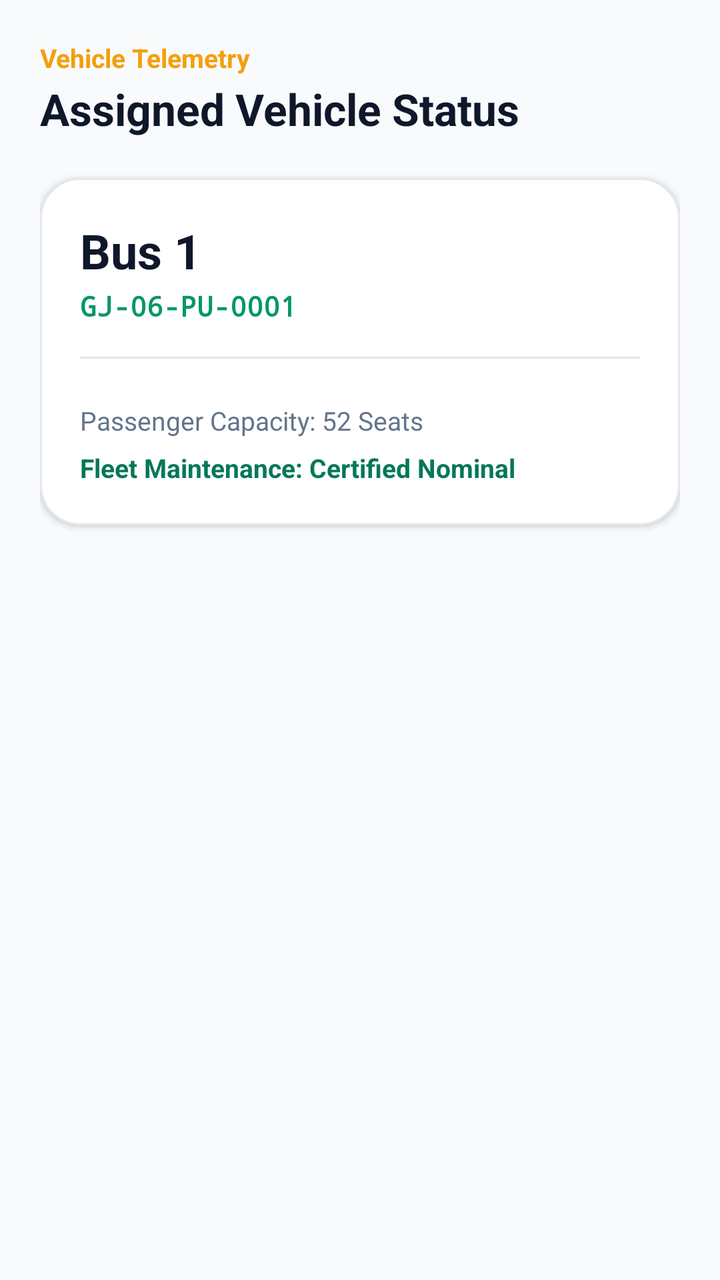
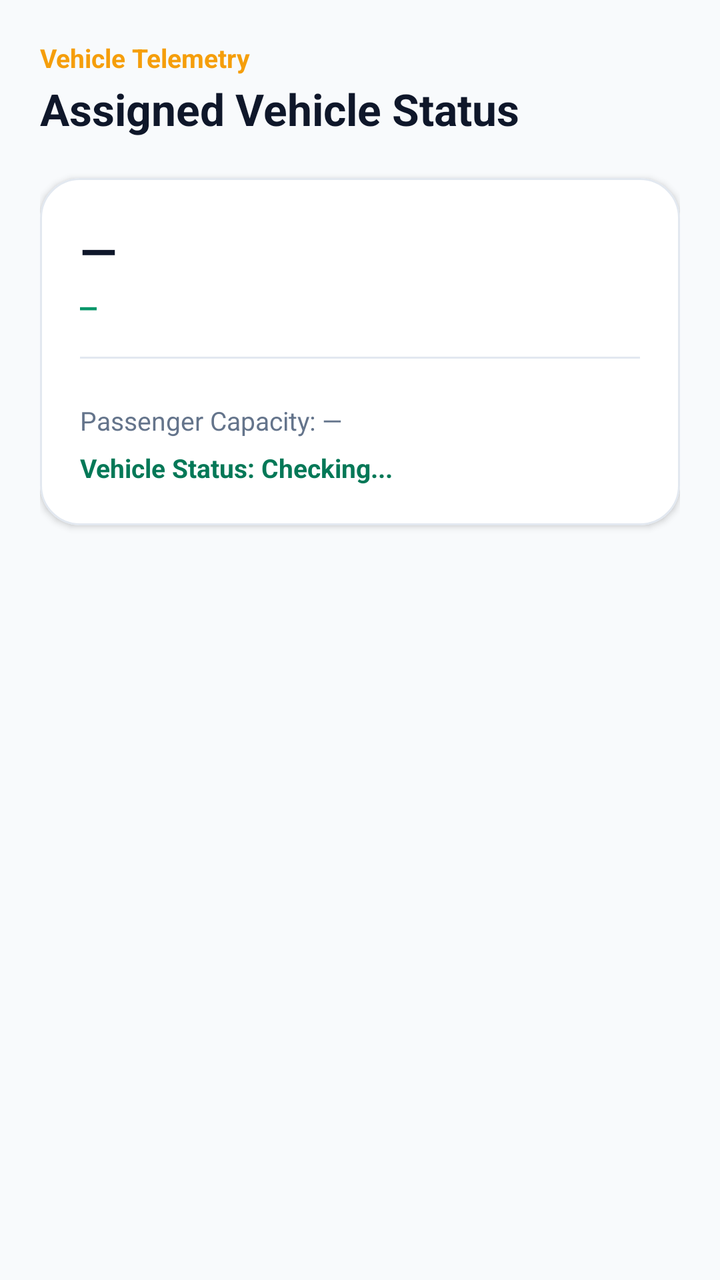

An Android layout rendered at two revisions. The XML below is the earlier revision; the diff shows what the commit changed to produce the second picture.
<!-- AndroidManifest.xml: application theme Theme.UniTrack -->
<!-- res/layout/fragment_driver_bus.xml -->
<?xml version="1.0" encoding="utf-8"?>
<ScrollView xmlns:android="http://schemas.android.com/apk/res/android"
    xmlns:app="http://schemas.android.com/apk/res-auto"
    android:layout_width="match_parent"
    android:layout_height="match_parent"
    android:background="@color/background"
    android:fillViewport="true">

    <LinearLayout
        android:layout_width="match_parent"
        android:layout_height="wrap_content"
        android:orientation="vertical"
        android:padding="20dp">

        <TextView
            android:layout_width="wrap_content"
            android:layout_height="wrap_content"
            android:text="Vehicle Telemetry"
            android:textColor="@color/accent"
            android:textSize="13sp"
            android:textStyle="bold" />

        <TextView
            android:layout_width="wrap_content"
            android:layout_height="wrap_content"
            android:layout_marginTop="2dp"
            android:text="Assigned Vehicle Status"
            android:textColor="@color/text_primary"
            android:textSize="22sp"
            android:textStyle="bold" />

        
        <com.google.android.material.card.MaterialCardView
            style="@style/Widget.UniTrack.Card"
            android:layout_width="match_parent"
            android:layout_height="wrap_content"
            android:layout_marginTop="20dp"
            app:cardCornerRadius="20dp">

            <LinearLayout
                android:layout_width="match_parent"
                android:layout_height="wrap_content"
                android:orientation="vertical"
                android:padding="20dp">

                <TextView
                    android:id="@+id/tvBusNum"
                    android:layout_width="wrap_content"
                    android:layout_height="wrap_content"
                    android:text="Bus 1"
                    android:textColor="@color/text_primary"
                    android:textSize="24sp"
                    android:textStyle="bold" />

                <TextView
                    android:id="@+id/tvBusPlate"
                    android:layout_width="wrap_content"
                    android:layout_height="wrap_content"
                    android:layout_marginTop="2dp"
                    android:fontFamily="monospace"
                    android:text="GJ-06-PU-0001"
                    android:textColor="@color/primary"
                    android:textSize="14sp"
                    android:textStyle="bold" />

                <View
                    android:layout_width="match_parent"
                    android:layout_height="1dp"
                    android:layout_marginTop="16dp"
                    android:layout_marginBottom="16dp"
                    android:background="@color/divider" />

                <TextView
                    android:id="@+id/tvBusCapacity"
                    android:layout_width="wrap_content"
                    android:layout_height="wrap_content"
                    android:layout_marginTop="6dp"
                    android:text="Passenger Capacity: 52 Seats"
                    android:textColor="@color/text_secondary"
                    android:textSize="13sp" />

                <TextView
                    android:id="@+id/tvBusHealth"
                    android:layout_width="wrap_content"
                    android:layout_height="wrap_content"
                    android:layout_marginTop="6dp"
                    android:text="Fleet Maintenance: Certified Nominal"
                    android:textColor="@color/primary_dark"
                    android:textSize="13sp"
                    android:textStyle="bold" />

            </LinearLayout>
        </com.google.android.material.card.MaterialCardView>

    </LinearLayout>
</ScrollView>
<!-- resources referenced by this layout -->
<resources>
  <color name="accent">#F59E0B</color>
  <color name="background">#F8FAFC</color>
  <color name="divider">#E2E8F0</color>
  <color name="primary">#059669</color>
  <color name="primary_dark">#047857</color>
  <color name="text_primary">#0F172A</color>
  <color name="text_secondary">#64748B</color>
  <style name="Widget.UniTrack.Card" parent="Widget.MaterialComponents.CardView">
          <item name="cardCornerRadius">20dp</item>
          <item name="cardElevation">2dp</item>
          <item name="cardBackgroundColor">@color/card_background</item>
          <item name="strokeColor">@color/border</item>
          <item name="strokeWidth">1dp</item>
      </style>
  <style name="Theme.UniTrack" parent="Theme.MaterialComponents.DayNight.NoActionBar">
          
          <item name="colorPrimary">@color/primary</item>
          <item name="colorPrimaryVariant">@color/primary_dark</item>
          <item name="colorOnPrimary">@color/pure_white</item>
          
          <item name="colorSecondary">@color/secondary</item>
          <item name="colorSecondaryVariant">@color/secondary_light</item>
          <item name="colorOnSecondary">@color/pure_white</item>
          
          <item name="android:statusBarColor">@color/surface</item>
          <item name="android:windowLightStatusBar">true</item>
          <item name="android:windowBackground">@color/background</item>
          <item name="colorSurface">@color/surface</item>
          <item name="colorOnSurface">@color/text_primary</item>
  
          
          <item name="android:textColor">@color/text_primary</item>
          <item name="android:textColorPrimary">@color/text_primary</item>
          <item name="android:textColorSecondary">@color/text_secondary</item>
          <item name="android:textColorHint">@color/input_hint</item>
          <item name="android:editTextColor">@color/input_text</item>
  
          
          <item name="textInputStyle">@style/Widget.UniTrack.TextInputLayout</item>
          <item name="editTextStyle">@style/Widget.UniTrack.EditText</item>
      </style>
  <color name="card_background">#FFFFFF</color>
  <color name="border">#E2E8F0</color>
  <color name="pure_white">#FFFFFF</color>
  <color name="secondary">#0F172A</color>
  <color name="secondary_light">#1E293B</color>
  <color name="surface">#FFFFFF</color>
  <color name="input_hint">#64748B</color>
  <color name="input_text">#0F172A</color>
  <style name="Widget.UniTrack.TextInputLayout" parent="Widget.MaterialComponents.TextInputLayout.OutlinedBox">
          <item name="boxStrokeColor">@color/primary</item>
          <item name="hintTextColor">@color/primary</item>
          <item name="android:textColorHint">@color/input_hint</item>
          <item name="boxBackgroundColor">@color/input_background</item>
          <item name="boxCornerRadiusTopStart">12dp</item>
          <item name="boxCornerRadiusTopEnd">12dp</item>
          <item name="boxCornerRadiusBottomStart">12dp</item>
          <item name="boxCornerRadiusBottomEnd">12dp</item>
      </style>
  <style name="Widget.UniTrack.EditText" parent="Widget.MaterialComponents.TextInputEditText.OutlinedBox">
          <item name="android:textColor">@color/input_text</item>
          <item name="android:textColorHint">@color/input_hint</item>
          <item name="android:textSize">14sp</item>
      </style>
  <color name="input_background">#FFFFFF</color>
</resources>

<!-- the commit's change to res/layout/fragment_driver_bus.xml (unified diff, before → after) -->
@@ -47,7 +47,7 @@
                     android:id="@+id/tvBusNum"
                     android:layout_width="wrap_content"
                     android:layout_height="wrap_content"
-                    android:text="Bus 1"
+                    android:text="—"
                     android:textColor="@color/text_primary"
                     android:textSize="24sp"
                     android:textStyle="bold" />
@@ -58,7 +58,7 @@
                     android:layout_height="wrap_content"
                     android:layout_marginTop="2dp"
                     android:fontFamily="monospace"
-                    android:text="GJ-06-PU-0001"
+                    android:text="—"
                     android:textColor="@color/primary"
                     android:textSize="14sp"
                     android:textStyle="bold" />
@@ -75,7 +75,7 @@
                     android:layout_width="wrap_content"
                     android:layout_height="wrap_content"
                     android:layout_marginTop="6dp"
-                    android:text="Passenger Capacity: 52 Seats"
+                    android:text="Passenger Capacity: —"
                     android:textColor="@color/text_secondary"
                     android:textSize="13sp" />
 
@@ -84,7 +84,7 @@
                     android:layout_width="wrap_content"
                     android:layout_height="wrap_content"
                     android:layout_marginTop="6dp"
-                    android:text="Fleet Maintenance: Certified Nominal"
+                    android:text="Vehicle Status: Checking..."
                     android:textColor="@color/primary_dark"
                     android:textSize="13sp"
                     android:textStyle="bold" />
